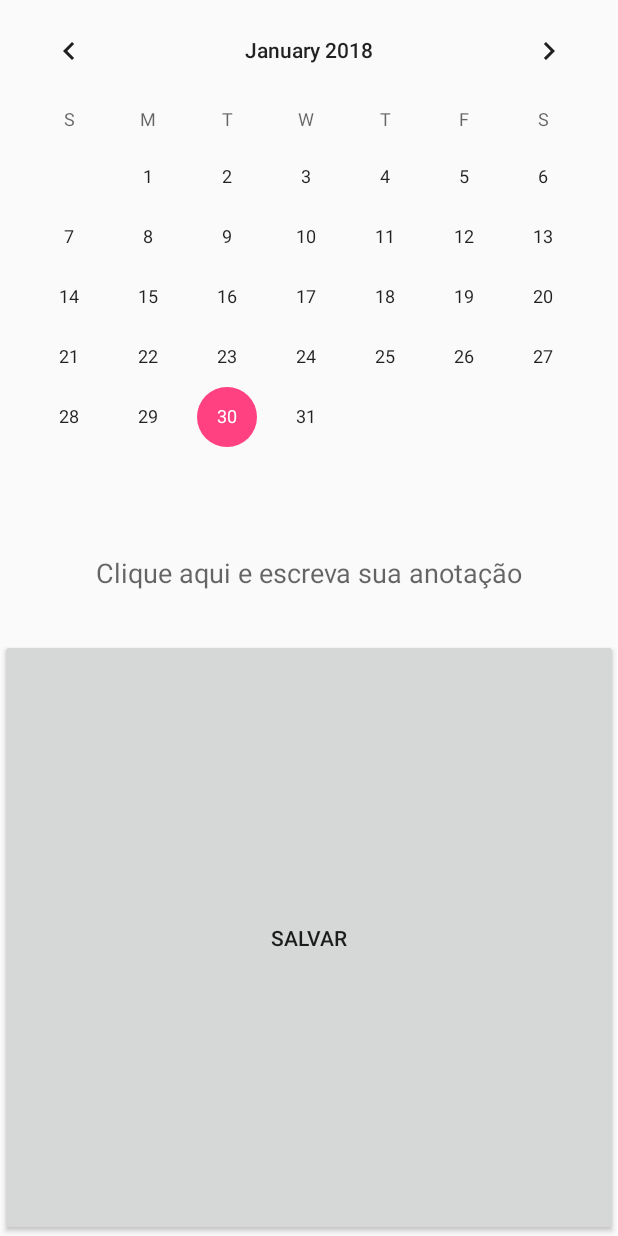
After one commit to sender223/repodeensino, an Android app: the layout activity_anotacoes.xml on its own in the app's theme, with its tools: preview values and no code run, on a phone screen of 412 x 824 dp. The commit adds this screen. Run offline under Robolectric (Android 15) with nearby library versions, the phone set to English and light mode, and no system bars.

Commit message:
teste novo calendario2

```diff
--- a/app/build.gradle
+++ b/app/build.gradle
@@ -32,6 +32,8 @@ dependencies {
 
     testCompile 'junit:junit:4.12'
 
-    compile 'com.github.sundeepk:compact-calendar-view:2.0.3-beta'
+    compile 'com.applandeo:material-calendar-view:1.0.1'
+    compile 'com.android.support.constraint:constraint-layout:1.0.2'
+    compile 'com.android.support.constraint:constraint-layout:1.0.1'
 }
 apply plugin: 'com.google.gms.google-services'
--- a/app/src/main/java/com/projeto/ensinodigital/ensinodigital/Activitys/ConteudoPrincipal.java
+++ b/app/src/main/java/com/projeto/ensinodigital/ensinodigital/Activitys/ConteudoPrincipal.java
@@ -29,6 +29,7 @@ public class ConteudoPrincipal extends AppCompatActivity {
             public void onClick(View v) {
                 Intent intentAgenda = new Intent(ConteudoPrincipal.this, AgendaActivity.class);
                 startActivity(intentAgenda);
+                finish();
 
             }
         });
--- /dev/null
+++ b/app/src/main/res/layout/activity_anotacoes.xml
@@ -0,0 +1,30 @@
+<?xml version="1.0" encoding="utf-8"?>
+<LinearLayout xmlns:android="http://schemas.android.com/apk/res/android"
+    android:orientation="vertical" android:layout_width="match_parent"
+    android:layout_height="match_parent">
+
+    <CalendarView
+        android:layout_width="match_parent"
+        android:layout_height="wrap_content"
+        android:id="@+id/calendarioAnotacoesId"
+        android:datePicker="true"
+        android:headerColor="@color/colorPrimary"/>
+
+    <EditText
+        android:id="@+id/textoEdicaoId"
+        android:layout_width="match_parent"
+        android:layout_height="72dp"
+        android:layout_margin="8dp"
+        android:background="@null"
+        android:gravity="center"
+        android:hint="Clique aqui e escreva sua anotação" />
+
+    <Button
+        android:text="Salvar"
+        android:layout_width="match_parent"
+        android:layout_height="match_parent"
+        android:id="@+id/salvarAnotacoes" />
+
+
+
+</LinearLayout>
```
Also changed, not shown: app/src/main/java/com/projeto/ensinodigital/ensinodigital/Activitys/AgendaActivity.java (+0 -41 lines), app/src/main/res/layout/activity_agenda.xml (+19 -15 lines), app/src/main/res/layout/activity_cadastro2.xml (deleted, +0 -13 lines), app/src/main/res/layout/activity_previa_anotacoes.xml (added, +17 -0 lines), app/src/main/AndroidManifest.xml (line endings or trailing spaces).
